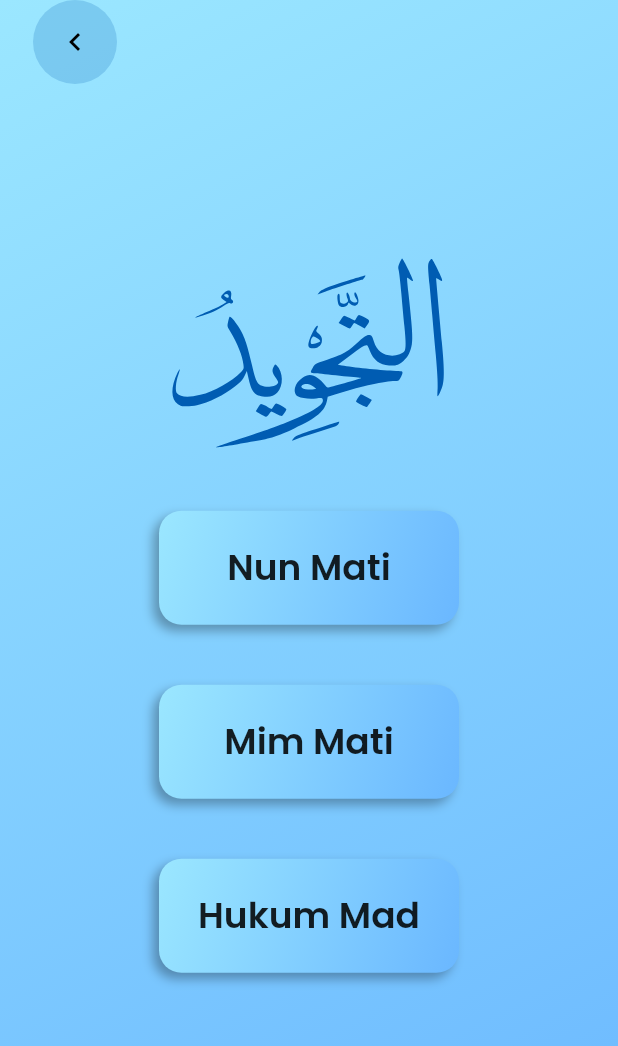
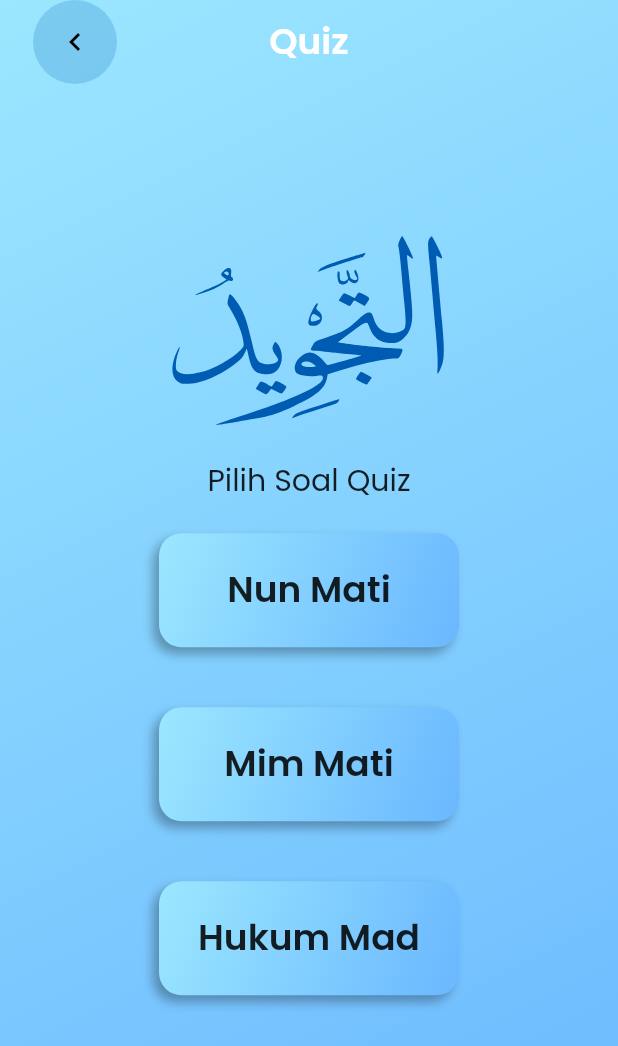
Before and after one commit to zamzamnurahman/tajwid-apps, a Flutter app: the screen it shows after launch, after a tap on the "play arrow" icon, on a phone screen of 412 x 824 dp. Shown: the top 1046 px of the screen. Run offline on Flutter 3.47's test engine with Material 2 defaults, Android fonts, the phone set to English and light mode, and no system bars; our stand-ins replace flutter_riverpod, flutter_svg; project files that could hold a hidden picture were left out.

Commit message:
add quiz feature & quiz data

```diff
--- a/lib/screens/detail_materi/detail_materi_mimmati_screen.dart
+++ b/lib/screens/detail_materi/detail_materi_mimmati_screen.dart
@@ -32,7 +32,7 @@ class _DetailMateriMimMatiScreenState
   void initState() {
     _pageCtrl = PageController();
     WidgetsFlutterBinding.ensureInitialized().addPostFrameCallback((_) {
-      ref.watch(getDataProvider.notifier).getData();
+      ref.watch(getDataMateriProvider.notifier).getDataMateri();
     });
     super.initState();
   }
@@ -40,7 +40,7 @@ class _DetailMateriMimMatiScreenState
   @override
   Widget build(BuildContext context) {
     final int _index = ref.watch(pageProvider);
-    Materi dataMateri = ref.watch(getDataProvider)[1];
+    Materi dataMateri = ref.watch(getDataMateriProvider)[1];
     return Scaffold(
         extendBodyBehindAppBar: true,
         appBar: AppBar(
--- a/lib/screens/detail_materi/detail_materi_nunmati_screen.dart
+++ b/lib/screens/detail_materi/detail_materi_nunmati_screen.dart
@@ -31,7 +31,7 @@ class _DetailMateriNunMatiScreenState
   @override
   void initState() {
     WidgetsFlutterBinding.ensureInitialized().addPostFrameCallback((_) {
-      ref.watch(getDataProvider.notifier).getData();
+      ref.watch(getDataMateriProvider.notifier).getDataMateri();
     });
     _pageCtrl = PageController();
     super.initState();
@@ -46,7 +46,7 @@ class _DetailMateriNunMatiScreenState
   @override
   Widget build(BuildContext context) {
     final int _index = ref.watch(pageProvider);
-    List<Materi> dataMateri = ref.watch(getDataProvider);
+    List<Materi> dataMateri = ref.watch(getDataMateriProvider);
     print("CEK INDEX : ${_index.toString()}");
     return Scaffold(
       extendBodyBehindAppBar: true,
--- a/lib/screens/quiz_scren.dart
+++ b/lib/screens/quiz_scren.dart
@@ -1,15 +1,81 @@
 import 'package:flutter/material.dart';
+import 'package:flutter_svg/svg.dart';
+import 'package:tajwid_apps/screens/components/button_effect.dart';
+
+import '../config/theme.dart';
+import 'components/button_container.dart';
+import 'quiz/quiz_nunmati_screen.dart';
 
 class QuizScreen extends StatelessWidget {
   const QuizScreen({super.key});
 
   @override
   Widget build(BuildContext context) {
-    return const Scaffold(
-      body: Column(
-        children: [
-          Text("data"),
-        ],
+    return Scaffold(
+      extendBodyBehindAppBar: true,
+      appBar: AppBar(
+        backgroundColor: Colors.transparent,
+        elevation: 0,
+        leadingWidth: 100,
+        centerTitle: true,
+        title: const Text("Quiz",
+            style: TextStyle(
+              fontSize: 24,
+              fontWeight: FontWeight.bold,
+              color: Colors.white,
+            )),
+        leading: InkWell(
+          onTap: () => Navigator.pop(context),
+          child: CircleAvatar(
+            backgroundColor: primaryColor.withOpacity(0.2),
+            foregroundColor: Colors.black,
+            child: const Icon(Icons.keyboard_arrow_left),
+          ),
+        ),
+      ),
+      body: Container(
+        width: double.infinity,
+        height: double.infinity,
+        decoration: BoxDecoration(
+          gradient: linearGradient,
+        ),
+        child: Column(
+          mainAxisAlignment: MainAxisAlignment.center,
+          children: [
+            SvgPicture.asset(
+              "assets/images/lafad.svg",
+              color: primaryColor,
+            ),
+            const Text("Pilih Soal Quiz", style: TextStyle(fontSize: 20)),
+            Column(
+              mainAxisAlignment: MainAxisAlignment.center,
+              children: [
+                ButtonClickUp(
+                  click: () {
+                    print("Quiz 1");
+                    Navigator.of(context)
+                        .push(MaterialPageRoute(builder: (context) {
+                      return const QuizNunmatiScreen();
+                    }));
+                  },
+                  child: const ButtonContainer(title: "Nun Mati"),
+                ),
+                ButtonClickUp(
+                  click: () {
+                    print("Quiz 2");
+                  },
+                  child: const ButtonContainer(title: "Mim Mati"),
+                ),
+                ButtonClickUp(
+                  click: () {
+                    print("Quiz 3");
+                  },
+                  child: const ButtonContainer(title: "Hukum Mad"),
+                ),
+              ],
+            )
+          ],
+        ),
       ),
     );
   }
--- a/lib/screens/welcome_screen.dart
+++ b/lib/screens/welcome_screen.dart
@@ -5,6 +5,7 @@ import 'package:tajwid_apps/config/theme.dart';
 import 'package:tajwid_apps/controller/mute_controller.dart';
 import 'package:tajwid_apps/screens/components/button_effect.dart';
 import 'package:tajwid_apps/screens/materi_screen.dart';
+import 'package:tajwid_apps/screens/quiz_scren.dart';
 
 import 'components/button_circle.dart';
 
@@ -95,16 +96,19 @@ class WelcomeScreen extends ConsumerWidget {
                     },
                     child: const ButtonCircle(
                       isGradient: true,
-                      child: Icon(Icons.play_arrow, size: 45),
+                      child: Icon(Icons.assignment, size: 30),
                     ),
                   ),
                   ButtonClickUp(
                     click: () {
-                      print("Quiz");
+                      Navigator.of(context)
+                          .push(MaterialPageRoute(builder: (context) {
+                        return const QuizScreen();
+                      }));
                     },
                     child: const ButtonCircle(
                       isGradient: true,
-                      child: Icon(Icons.gamepad, size: 45),
+                      child: Icon(Icons.play_arrow, size: 40),
                     ),
                   ),
                 ],
--- a/pubspec.yaml
+++ b/pubspec.yaml
@@ -65,6 +65,7 @@ flutter:
     - assets/
     - assets/images/
     - lib/data/materi.json
+    - lib/data/quiz.json
   #   - images/a_dot_ham.jpeg
 
   # An image asset can refer to one or more resolution-specific "variants", see
```
Also changed, not shown: lib/controller/get_data.dart (+25 -6 lines), lib/data/quiz.json (added, +79 -0 lines), lib/models/quiz.dart (added, +71 -0 lines), lib/screens/materi_screen.dart (+7 -0 lines), lib/screens/quiz/quiz_nunmati_screen.dart (added, +143 -0 lines).
